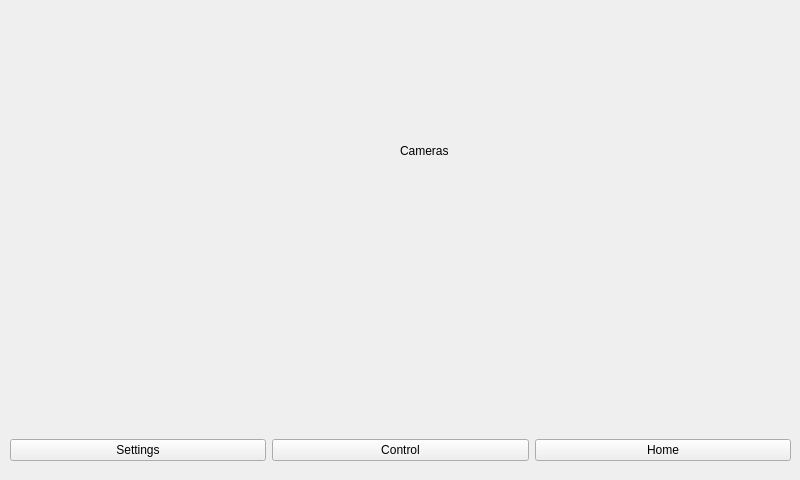
Above: src/cpp_qt_app/src/cameras.ui from PiatekBartosz/ros2_agv_pc before the change. Below: the same form after it.
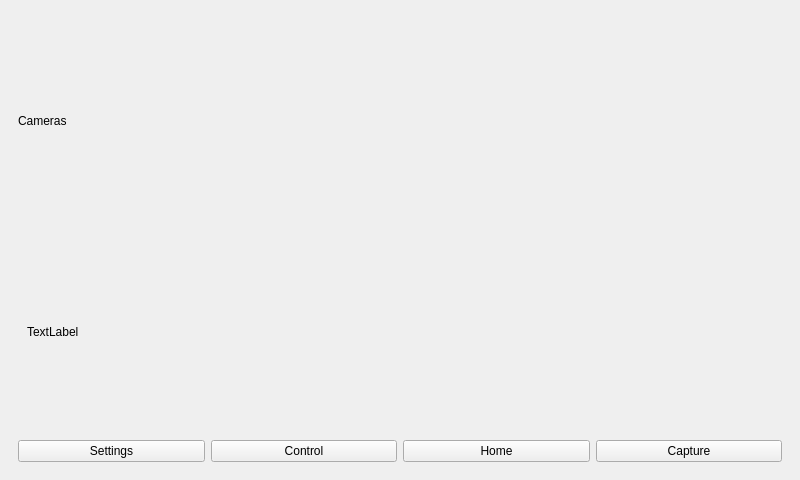
That is the form after the change.

Commit message: Qt: working with opencv camera demo

What changed in the file:
```diff
--- a/src/cpp_qt_app/src/cameras.ui
+++ b/src/cpp_qt_app/src/cameras.ui
@@ -14,41 +14,42 @@
    <string>MainWindow</string>
   </property>
   <widget class="QWidget" name="centralwidget">
+   <layout class="QVBoxLayout" name="verticalLayout">
+    <item>
    <widget class="QStackedWidget" name="stackedWidget">
-    <property name="geometry">
-     <rect>
-      <x>10</x>
-      <y>10</y>
-      <width>781</width>
-      <height>461</height>
-     </rect>
-    </property>
     <property name="currentIndex">
      <number>0</number>
     </property>
     <widget class="QWidget" name="page">
+       <layout class="QVBoxLayout" name="verticalLayout_2">
+        <item>
      <widget class="QLabel" name="label">
-      <property name="geometry">
-       <rect>
-        <x>390</x>
-        <y>130</y>
-        <width>67</width>
-        <height>21</height>
-       </rect>
+          <property name="styleSheet">
+           <string notr="true">font: 16pt &quot;Sans Serif&quot;;
+qproperty-alignment: AlignCenter;</string>
       </property>
       <property name="text">
        <string>Cameras</string>
       </property>
      </widget>
-     <widget class="QWidget" name="horizontalLayoutWidget">
-      <property name="geometry">
-       <rect>
-        <x>0</x>
-        <y>420</y>
-        <width>781</width>
-        <height>41</height>
-       </rect>
-      </property>
+        </item>
+        <item>
+         <widget class="QWidget" name="widget" native="true">
+          <property name="whatsThis">
+           <string>&lt;html&gt;&lt;head/&gt;&lt;body&gt;&lt;p&gt;&lt;br/&gt;&lt;/p&gt;&lt;/body&gt;&lt;/html&gt;</string>
+          </property>
+          <layout class="QHBoxLayout" name="horizontalLayout_2">
+           <item>
+            <widget class="QLabel" name="label_cam1">
+             <property name="text">
+              <string>TextLabel</string>
+             </property>
+            </widget>
+           </item>
+          </layout>
+         </widget>
+        </item>
+        <item>
       <layout class="QHBoxLayout" name="horizontalLayout">
        <item>
         <widget class="QPushButton" name="pushButton_settings">
@@ -71,10 +72,20 @@
          </property>
         </widget>
        </item>
-      </layout>
-     </widget>
-    </widget>
-   </widget>
+          <item>
+           <widget class="QPushButton" name="pushButton_capture">
+            <property name="text">
+             <string>Capture</string>
+            </property>
+           </widget>
+          </item>
+         </layout>
+        </item>
+       </layout>
+      </widget>
+     </widget>
+    </item>
+   </layout>
   </widget>
  </widget>
  <resources/>
```
Lines whose indentation alone changed are shown as unchanged. The commit also changes 7 other files.
